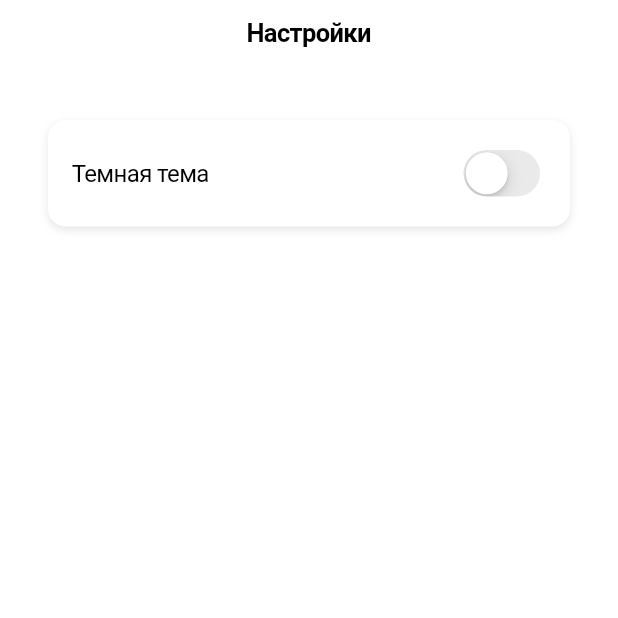
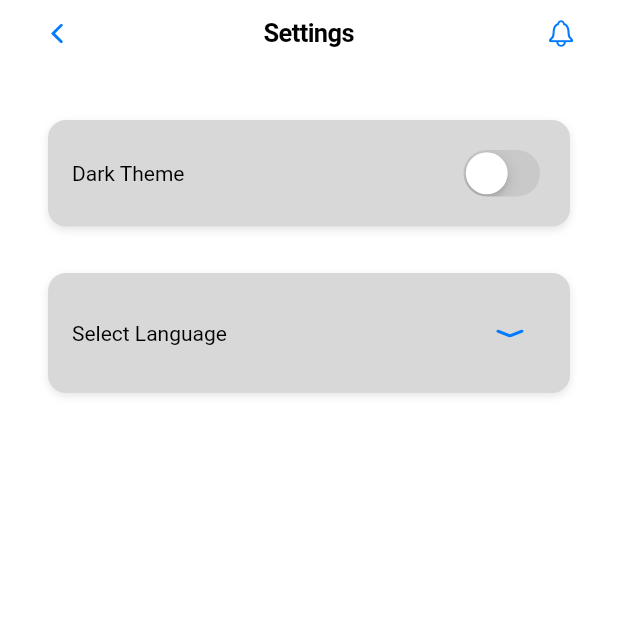
Before and after one commit to EgorSborschikov/relatives, a Flutter app: the SettingsPage screen opened directly, on a phone screen of 412 x 824 dp, the top half of it. Run offline on Flutter 3.47's test engine with Material 3 defaults, Android fonts, the phone set to English and light mode, and no system bars; our stand-ins replace shared_preferences; accounts and stored records are empty; generated files the repository leaves out were written again.

Commit message:
add localization & update theme cfg

```diff
--- a/analysis_options.yaml
+++ b/analysis_options.yaml
@@ -7,6 +7,9 @@
 
 # The following line activates a set of recommended lints for Flutter apps,
 # packages, and plugins designed to encourage good coding practices.
+analyzer:
+  errors:
+    sized_box_for_whitespace: ignore
 include: package:flutter_lints/flutter.yaml
 
 linter:
--- a/lib/common/models/items/settings_item.dart
+++ b/lib/common/models/items/settings_item.dart
@@ -1,4 +1,5 @@
 import 'package:flutter/cupertino.dart';
+import 'package:flutter/material.dart';
 
 class SettingsItem extends StatelessWidget {
   final String title;
@@ -16,7 +17,7 @@ class SettingsItem extends StatelessWidget {
       margin: const EdgeInsets.symmetric(vertical: 8.0, horizontal: 16.0),
       padding: const EdgeInsets.all(16.0),
       decoration: BoxDecoration(
-        color: CupertinoColors.white,
+        color: CupertinoTheme.of(context).primaryContrastingColor,
         borderRadius: BorderRadius.circular(12.0),
         boxShadow: [
           BoxShadow(
@@ -31,10 +32,7 @@ class SettingsItem extends StatelessWidget {
         children: [
           Text(
             title,
-            style: TextStyle(
-              fontSize: 16.0,
-              color: CupertinoColors.black,
-            ),
+            style: CupertinoTheme.of(context).textTheme.textStyle,
           ),
           trailingWidget,
         ],
--- a/lib/common/widgets/app_bar/view/common_app_bar.dart
+++ b/lib/common/widgets/app_bar/view/common_app_bar.dart
@@ -9,17 +9,21 @@ class CommonAppBar extends StatelessWidget implements ObstructingPreferredSizeWi
   @override
   Widget build(BuildContext context) {
     return CupertinoNavigationBar(
-      middle: Text(title),
+      backgroundColor: CupertinoTheme.of(context).barBackgroundColor,
+      middle: Text(
+        title,
+        style: CupertinoTheme.of(context).textTheme.textStyle,
+      ),
       leading: CupertinoButton(
         padding: EdgeInsets.zero,
-        child: Icon(CupertinoIcons.back, color: CupertinoColors.white),
+        child: Icon(CupertinoIcons.back, color: CupertinoTheme.of(context).primaryColor),
         onPressed: () {
           // Действие при нажатии на кнопку "Назад"
         },
       ),
       trailing: CupertinoButton(
         padding: EdgeInsets.zero,
-        child: Icon(CupertinoIcons.bell, color: CupertinoColors.white),
+        child: Icon(CupertinoIcons.bell, color: CupertinoTheme.of(context).primaryColor),
         onPressed: () {
           // Действие при нажатии на кнопку "Уведомления"
         },
--- /dev/null
+++ b/lib/common/widgets/language_picker/language_picker.dart
@@ -0,0 +1 @@
+export 'package:relatives/common/widgets/language_picker/view/view.dart';
--- /dev/null
+++ b/lib/common/widgets/language_picker/view/view.dart
@@ -0,0 +1 @@
+export 'package:relatives/common/widgets/language_picker/view/language_choose.dart';
--- a/lib/features/add_contacts/view/add_contacts_page.dart
+++ b/lib/features/add_contacts/view/add_contacts_page.dart
@@ -1,5 +1,6 @@
 import 'package:flutter/cupertino.dart';
 import 'package:relatives/common/widgets/app_bar/app_bar.dart';
+import 'package:flutter_gen/gen_l10n/app_localizations.dart';
 
 class AddContactsPage extends StatelessWidget{
   const AddContactsPage({super.key});
@@ -7,8 +8,9 @@ class AddContactsPage extends StatelessWidget{
   @override
   Widget build(BuildContext context) {
     return CupertinoPageScaffold(
+      backgroundColor: CupertinoTheme.of(context).barBackgroundColor,
       navigationBar: CommonAppBar(
-        title: 'Добавить контакт',
+        title: AppLocalizations.of(context)!.addContact,
       ),
       child: Center(
 
--- a/lib/features/home/view/home_page.dart
+++ b/lib/features/home/view/home_page.dart
@@ -1,5 +1,6 @@
 import 'package:flutter/cupertino.dart';
 import 'package:relatives/common/widgets/app_bar/app_bar.dart';
+import 'package:flutter_gen/gen_l10n/app_localizations.dart';
 
 class HomePage extends StatelessWidget{
   const HomePage({super.key});
@@ -7,8 +8,9 @@ class HomePage extends StatelessWidget{
   @override
   Widget build(BuildContext context) {
     return CupertinoPageScaffold(
+      backgroundColor: CupertinoTheme.of(context).barBackgroundColor,
       navigationBar: CommonAppBar(
-        title: 'Главная',
+        title: AppLocalizations.of(context)!.home,
       ),
       child: Center(
 
--- a/lib/features/settings/view/settings_page.dart
+++ b/lib/features/settings/view/settings_page.dart
@@ -1,7 +1,9 @@
 import 'package:flutter/cupertino.dart';
+import 'package:flutter/material.dart';
 import 'package:provider/provider.dart';
 import 'package:relatives/common/widgets/app_bar/app_bar.dart';
-
+import 'package:flutter_gen/gen_l10n/app_localizations.dart';
+import 'package:relatives/common/widgets/language_picker/language_picker.dart';
 import '../../../common/models/items/settings_item.dart';
 import '../../../services/theme_provider_service/theme_provider.dart';
 
@@ -11,8 +13,9 @@ class SettingsPage extends StatelessWidget{
   @override
   Widget build(BuildContext context) {
     return CupertinoPageScaffold(
+      backgroundColor: CupertinoTheme.of(context).barBackgroundColor,
       navigationBar: CommonAppBar(
-        title: 'Настройки',
+        title: AppLocalizations.of(context)!.settings,
       ),
       child: Center(
         child: Padding(
@@ -20,7 +23,7 @@ class SettingsPage extends StatelessWidget{
         child: Column(
           children: [
             SettingsItem(
-              title: 'Темная тема',
+              title: AppLocalizations.of(context)!.darkTheme,
               trailingWidget: Consumer<ThemeProvider>(
                 builder: (context, themeProvider, child) {
                   return CupertinoSwitch(
@@ -32,6 +35,30 @@ class SettingsPage extends StatelessWidget{
                 },
               ),
             ),
+            const SizedBox(height: 15),
+            SettingsItem(
+              title: AppLocalizations.of(context)!.selectLanguage,
+              trailingWidget: IconButton(
+                onPressed: () {
+                  showCupertinoModalPopup(
+                    context: context,
+                    builder: (BuildContext context) => Container(
+                      height: 216,
+                      padding: const EdgeInsets.only(top: 6.0),
+                      margin: EdgeInsets.only(
+                        bottom: MediaQuery.of(context).viewInsets.bottom,
+                      ),
+                      color: CupertinoTheme.of(context).barBackgroundColor,//CupertinoColors.systemBackground.resolveFrom(context),
+                      child: SafeArea(
+                        top: false,
+                        child: LanguageChoose(),
+                      ),
+                    ),
+                  );
+                },
+                icon: Icon(CupertinoIcons.chevron_compact_down),
+              ),
+            ),
             // Добавьте другие элементы настроек здесь
           ],
         ),
--- a/lib/themes/themes.dart
+++ b/lib/themes/themes.dart
@@ -1,19 +1,23 @@
 import 'package:flutter/cupertino.dart';
-
-//const widgets_primary_color = CupertinoColors.white;
 
 final CupertinoThemeData lightTheme = CupertinoThemeData(
   primaryColor: CupertinoColors.activeBlue,
+  primaryContrastingColor: const Color.fromARGB(255, 216, 216, 216),
   barBackgroundColor: CupertinoColors.white,
   textTheme: CupertinoTextThemeData(
-    primaryColor: CupertinoColors.black,
+    textStyle: TextStyle(
+      color: CupertinoColors.black,
+    )
   ),
 );
 
 final CupertinoThemeData darkTheme = CupertinoThemeData(
   primaryColor: CupertinoColors.activeOrange,
+  primaryContrastingColor: const Color.fromARGB(255, 54, 54, 54),
   barBackgroundColor: CupertinoColors.black,
   textTheme: CupertinoTextThemeData(
-    primaryColor: CupertinoColors.white,
+    textStyle: TextStyle(
+      color:CupertinoColors.white,
+    ),
   ),
 );
```
Also changed, not shown: lib/common/widgets/bottom_navigation_bar/view/bottom_tab_bar.dart (+9 -7 lines), lib/common/widgets/language_picker/view/language_choose.dart (added, +51 -0 lines), lib/l10n/app_de.arb (added, +17 -0 lines), lib/l10n/app_en.arb (added, +17 -0 lines), lib/l10n/app_ru.arb (added, +17 -0 lines), lib/main.dart (+23 -6 lines), lib/services/language_provider_service/language_provider.dart (added, +33 -0 lines), pubspec.yaml (+12 -0 lines), pubspec.lock, 1 other file.
